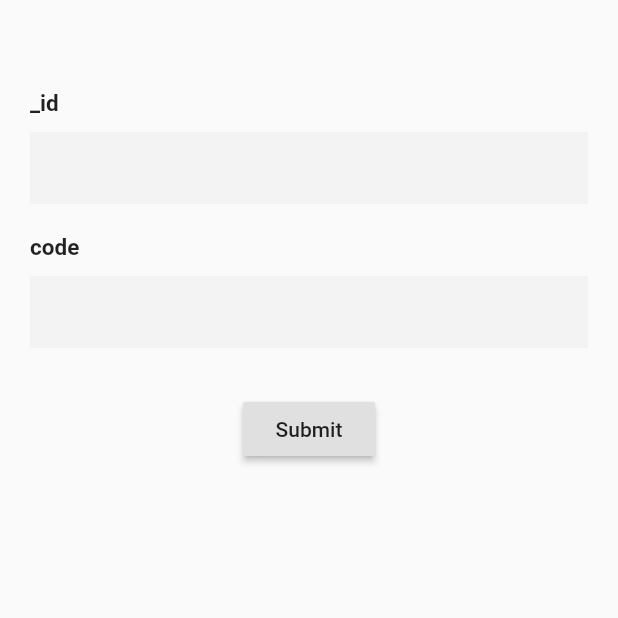
After one commit to MOo207/ClientApp, a Flutter app: the AddCard screen opened directly, on a phone screen of 412 x 824 dp, the top half of it. The commit adds this screen. Run offline on Flutter 3.47's test engine with Material 2 defaults, Android fonts, the phone set to English and light mode, and no system bars; our stand-ins replace image_picker; network calls fail.

Commit message:
add card method

```diff
--- /dev/null
+++ b/lib/services/addCard.dart
@@ -0,0 +1,151 @@
+import 'dart:convert';
+
+import 'package:flutter/material.dart';
+import 'package:http/http.dart' as http;
+
+class AddCard extends StatefulWidget {
+  @override
+  _AddCardState createState() => _AddCardState();
+}
+
+class _AddCardState extends State<AddCard> {
+  String url = 'http://192.168.43.65:8080/pass/combine';
+  Future _futureLogin;
+  final _idController = TextEditingController();
+  final codeController = TextEditingController();
+
+  @override
+  void dispose() {
+    // Clean up the controller when the widget is disposed.
+    _idController.dispose();
+    codeController.dispose();
+    super.dispose();
+  }
+
+  Widget _entryField(String title, TextEditingController myController,
+      {bool isPassword = false}) {
+    return Container(
+      margin: EdgeInsets.symmetric(vertical: 10),
+      child: Column(
+        crossAxisAlignment: CrossAxisAlignment.start,
+        children: <Widget>[
+          Text(
+            title,
+            style: TextStyle(fontWeight: FontWeight.bold, fontSize: 15),
+          ),
+          SizedBox(
+            height: 10,
+          ),
+          TextField(
+              controller: myController,
+              obscureText: isPassword,
+              decoration: InputDecoration(
+                  border: InputBorder.none,
+                  fillColor: Color(0xfff3f3f4),
+                  filled: true))
+        ],
+      ),
+    );
+  }
+
+  Widget _emailPasswordWidget() {
+    return Column(
+      children: <Widget>[
+        _entryField("_id", _idController),
+        _entryField("code", codeController),
+      ],
+    );
+  }
+
+  Widget _submitButton(Future future) {
+    return RaisedButton(
+        child: Text('Submit'),
+        onPressed: () {
+          setState(() {
+            future =
+                addCard(_idController.text.trim(), codeController.text.trim());
+          });
+        });
+  }
+
+  Future<String> addCard(String _id, String code) async {
+    try {
+      final http.Response response = await http.put(
+        url,
+        headers: <String, String>{
+          'Content-Type': 'application/json; charset=UTF-8',
+        },
+        body: jsonEncode(<String, String>{'_id': _id, 'code': code}),
+      );
+      if (response.body == "1") {
+        showDialog(
+            context: context,
+            child: new AlertDialog(
+              title: new Text("Response"),
+              content: new Text(
+                  'Response body is ${response.body} operation done successfully'),
+            ));
+        return "done";
+      } else {
+        showDialog(
+            context: context,
+            child: new AlertDialog(
+              title: new Text("Notice"),
+              content: new Text(response.body),
+            ));
+        return "not completed";
+      }
+    } catch (e) {
+      return showDialog(
+            context: context,
+            child: new AlertDialog(
+              title: new Text("Error"),
+              content: new Text(e.toString()),
+            ));
+    }
+  }
+
+  @override
+  Widget build(BuildContext context) {
+    final height = MediaQuery.of(context).size.height;
+    return Scaffold(
+        body: Container(
+      height: height,
+      child: Stack(
+        children: <Widget>[
+          Container(
+            padding: EdgeInsets.symmetric(horizontal: 20),
+            child: SingleChildScrollView(
+              child: Column(
+                crossAxisAlignment: CrossAxisAlignment.center,
+                mainAxisAlignment: MainAxisAlignment.center,
+                children: <Widget>[
+                  SizedBox(height: 50),
+                  _emailPasswordWidget(),
+                  SizedBox(height: 20),
+                  _submitButton(_futureLogin),
+                  FutureBuilder<String>(
+                      future: _futureLogin,
+                      builder: (context, snapshot) {
+                        if (snapshot.connectionState == ConnectionState.none) {
+                          return Text("");
+                        } else if (snapshot.hasError) {
+                          return Text("${snapshot.error}");
+                        } else if (snapshot.hasData) {
+                          return Text(snapshot.data);
+                        } else {
+                          return CircularProgressIndicator();
+                        }
+                      }),
+                  // _divider(),
+                  // skip(),
+                  SizedBox(height: height * .055),
+                ],
+              ),
+            ),
+          ),
+        ],
+      ),
+    ));
+  }
+}
```
Also changed, not shown: lib/main.dart (+5 -2 lines), 12 other files.
